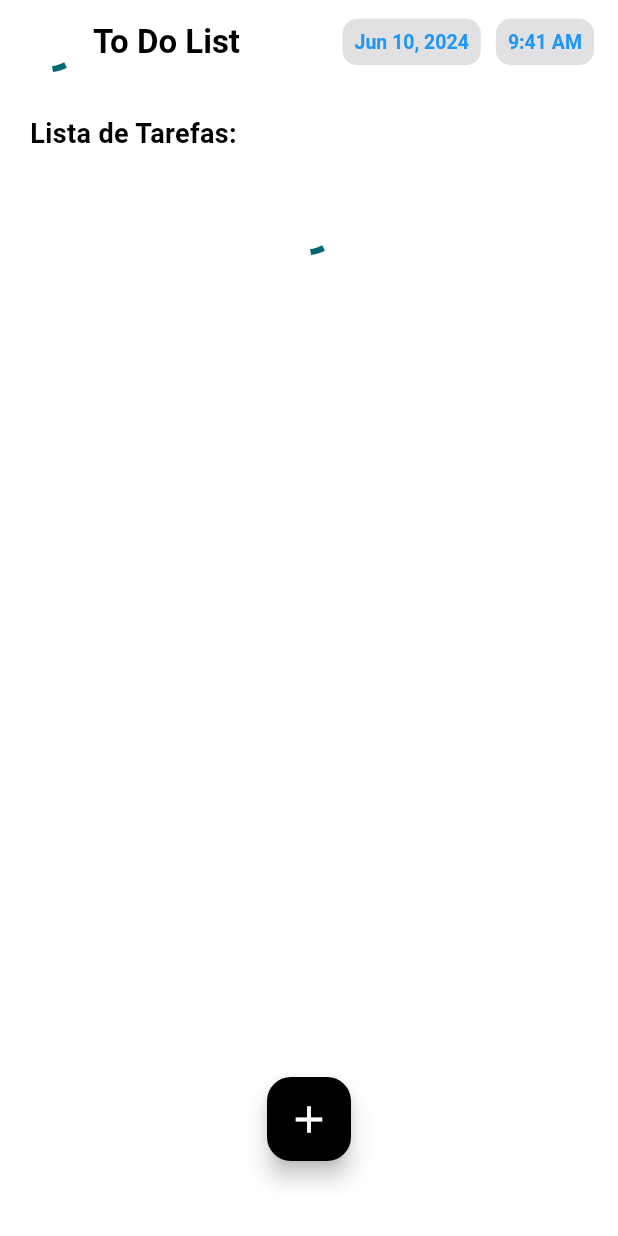
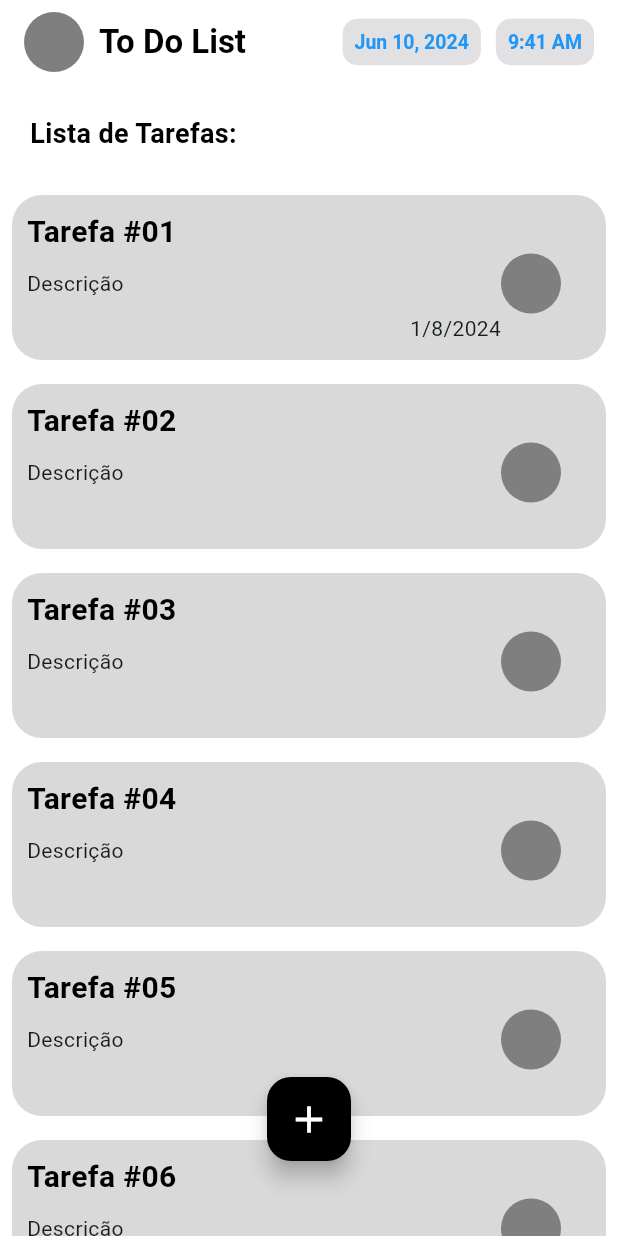
Before and after one commit to ArthurRCastilho/To-Do-App, a Flutter app: the screen it shows after launch, on a phone screen of 412 x 824 dp. Run offline on Flutter 3.47's test engine with Material 3 defaults, Android fonts, the phone set to English and light mode, and no system bars.

Commit message:
Criando box de Lista de Tarefas

```diff
--- /dev/null
+++ b/lib/components/box_list_to_do.dart
@@ -0,0 +1,64 @@
+import 'package:flutter/material.dart';
+import 'package:to_do_app/models/to_do.dart';
+
+class BoxListToDo extends StatelessWidget {
+  final ToDo toDo;
+
+  const BoxListToDo({
+    super.key,
+    required this.toDo,
+  });
+
+  @override
+  Widget build(BuildContext context) {
+    return Padding(
+      padding: const EdgeInsets.all(8.0),
+      child: Container(
+        padding: const EdgeInsets.only(
+          right: 30,
+          top: 10,
+          left: 10,
+        ),
+        width: 250,
+        height: 110,
+        decoration: BoxDecoration(
+          borderRadius: BorderRadius.circular(20),
+          color: const Color(0xffD9D9D9),
+        ),
+        child: Column(
+          crossAxisAlignment: CrossAxisAlignment.start,
+          children: [
+            Text(
+              toDo.title,
+              style: const TextStyle(
+                color: Colors.black,
+                fontSize: 20,
+                fontWeight: FontWeight.bold,
+              ),
+            ),
+            Row(
+              mainAxisAlignment: MainAxisAlignment.spaceBetween,
+              children: [
+                Text(toDo.description),
+                const CircleAvatar(
+                  backgroundColor: Color(0xff7F7F7F),
+                ),
+              ],
+            ),
+            Row(
+              mainAxisAlignment: MainAxisAlignment.end,
+              children: [
+                toDo.date == null
+                    ? SizedBox()
+                    : Text(
+                        '${toDo.date!.day}/${toDo.date!.month}/${toDo.date!.year}',
+                      ),
+                const SizedBox(width: 40),
+              ],
+            ),
+          ],
+        ),
+      ),
+    );
+  }
+}
--- a/lib/components/floating_button.dart
+++ b/lib/components/floating_button.dart
@@ -7,8 +7,7 @@ class FloatingButton extends StatelessWidget {
 
   @override
   Widget build(BuildContext context) {
-    return Center(
-      child: FloatingActionButton(
+    return FloatingActionButton(
       backgroundColor: Colors.black,
       onPressed: () {},
       child: const Icon(
@@ -16,7 +15,6 @@ class FloatingButton extends StatelessWidget {
         color: Colors.white,
         size: 30,
       ),
-      ),
     );
   }
 }
--- a/lib/components/row_app_bar_to_do.dart
+++ b/lib/components/row_app_bar_to_do.dart
@@ -12,7 +12,9 @@ class RowAppBarToDo extends StatelessWidget {
       children: [
         const Row(
           children: [
-            CircularProgressIndicator(),
+            CircleAvatar(
+              backgroundColor: Color(0xff7F7F7F),
+            ),
             SizedBox(width: 10),
             Text('To Do List'),
           ],
--- /dev/null
+++ b/lib/data/dummy_list_to_do.dart
@@ -0,0 +1,33 @@
+import 'package:to_do_app/models/to_do.dart';
+
+List<ToDo> DUMMY_TO_DO = [
+  ToDo(
+    title: 'Tarefa #01',
+    description: 'Descrição',
+    date: DateTime.now(),
+  ),
+  ToDo(
+    title: 'Tarefa #02',
+    description: 'Descrição',
+  ),
+  ToDo(
+    title: 'Tarefa #03',
+    description: 'Descrição',
+  ),
+  ToDo(
+    title: 'Tarefa #04',
+    description: 'Descrição',
+  ),
+  ToDo(
+    title: 'Tarefa #05',
+    description: 'Descrição',
+  ),
+  ToDo(
+    title: 'Tarefa #06',
+    description: 'Descrição',
+  ),
+  ToDo(
+    title: 'Tarefa #07',
+    description: 'Descrição',
+  ),
+];
--- a/lib/main.dart
+++ b/lib/main.dart
@@ -19,6 +19,7 @@ class MyApp extends StatelessWidget {
         primaryColor: Colors.white,
         useMaterial3: true,
         appBarTheme: const AppBarTheme(
+          surfaceTintColor: Colors.white,
           color: Colors.white,
           titleTextStyle: TextStyle(
             color: Colors.black,
--- a/lib/models/to_do.dart
+++ b/lib/models/to_do.dart
@@ -1,14 +1,18 @@
 import 'dart:math';
 
-class ToDo {
+import 'package:flutter/material.dart';
+
+class ToDo with ChangeNotifier {
   String id;
   String title;
   String description;
   DateTime? date;
+  bool isConclued = false;
 
   ToDo({
     String? id,
     required this.title,
     required this.description,
+    this.date,
   }) : id = id ?? Random().nextDouble().toString();
 }
--- a/lib/screens/home_screen.dart
+++ b/lib/screens/home_screen.dart
@@ -1,28 +1,49 @@
 import 'package:flutter/material.dart';
+import 'package:to_do_app/components/box_list_to_do.dart';
 import 'package:to_do_app/components/floating_button.dart';
 import 'package:to_do_app/components/row_app_bar_to_do.dart';
 import 'package:to_do_app/components/text_list_do.dart';
+import 'package:to_do_app/data/dummy_list_to_do.dart';
 
-class HomeScreen extends StatelessWidget {
+class HomeScreen extends StatefulWidget {
   const HomeScreen({super.key});
 
+  @override
+  State<HomeScreen> createState() => _HomeScreenState();
+}
+
+class _HomeScreenState extends State<HomeScreen> {
   @override
   Widget build(BuildContext context) {
     return Scaffold(
       appBar: AppBar(
         title: const RowAppBarToDo(),
       ),
-      body: const Column(
+      body: Column(
         crossAxisAlignment: CrossAxisAlignment.start,
         children: [
-          TextListDo(),
-          SizedBox(height: 10),
-          Center( // Local onde ficará as Listas de Tarefas
-            child: CircularProgressIndicator(),
+          const TextListDo(),
+          Expanded(
+            child: Stack(
+              children: [
+                ListView.builder(
+                  itemCount: DUMMY_TO_DO.length,
+                  itemBuilder: (context, index) {
+                    final toDo = DUMMY_TO_DO[index];
+                    return BoxListToDo(toDo: toDo);
+                  },
+                ),
+                const Positioned(
+                  bottom: 50,
+                  left: 0,
+                  right: 0,
+                  child: Center(
+                    child: FloatingButton(),
+                  ),
+                ),
+              ],
+            ),
           ),
-          Expanded(child: SizedBox()),
-          FloatingButton(),
-          Padding(padding: EdgeInsets.all(25)),
         ],
       ),
     );
```
Lines whose indentation alone changed are shown as unchanged.
